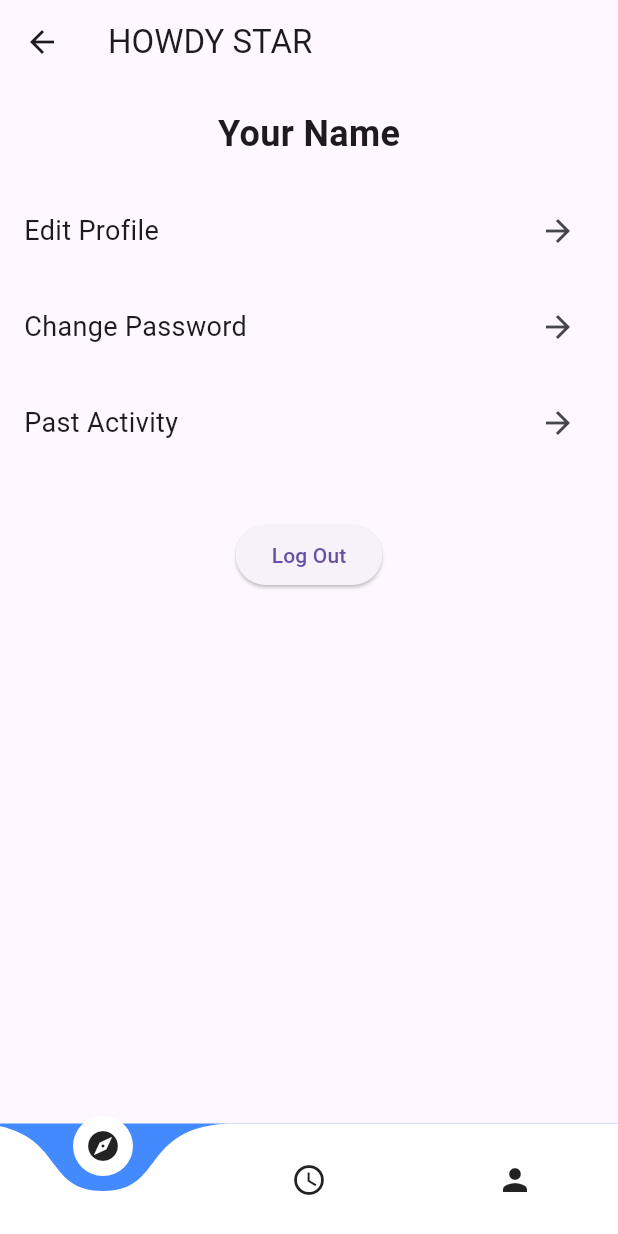
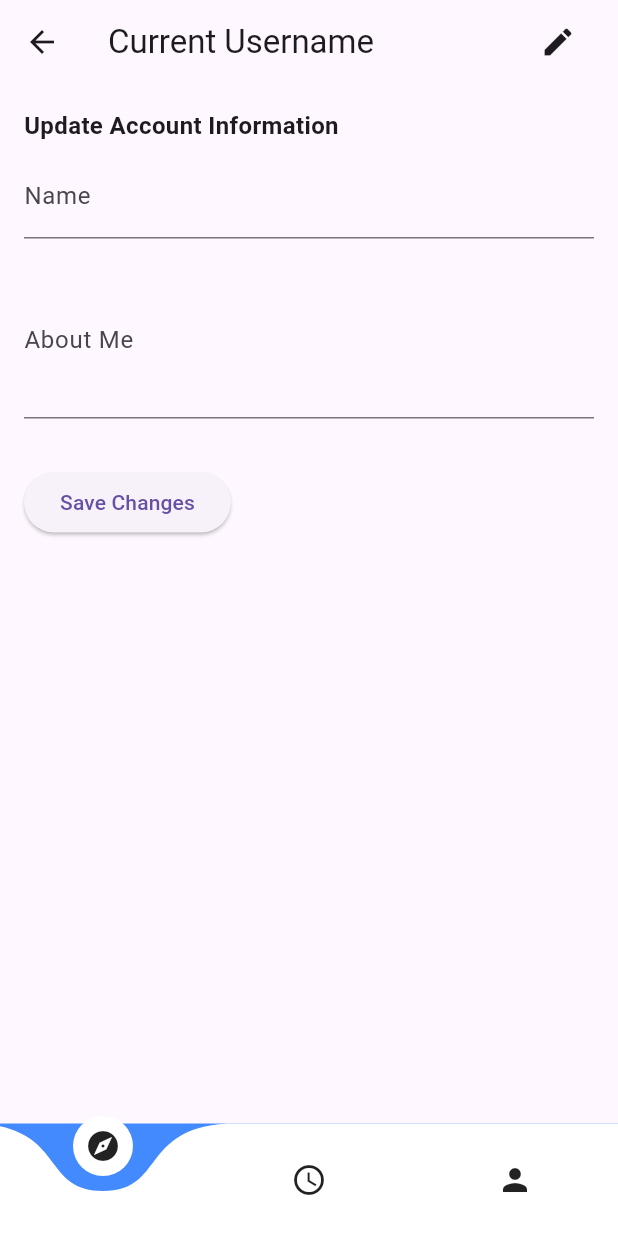
Before and after one commit to Ashisha10/StarServe, a Flutter app: the ProfilePage screen opened by its route, after a tap on the "arrow forward" icon, on a phone screen of 412 x 824 dp. Run offline on Flutter 3.47's test engine with Material 3 defaults, Android fonts, the phone set to English and light mode, and no system bars; drawn by our look-alikes of curved_navigation_bar; our stand-ins replace animated_background, animated_splash_screen, animated_text_kit, firebase_auth, firebase_core; accounts and stored records are empty.

Commit message:
Edit-Profile-Page-Added

```diff
--- a/star_serve/lib/main.dart
+++ b/star_serve/lib/main.dart
@@ -8,7 +8,7 @@ import 'package:flutter/material.dart';
 import 'package:star_serve/pages/register_page.dart';
 import 'package:star_serve/pages/splash_screen.dart';
 import 'package:star_serve/pages_o/ongoing_events.dart';
-
+import 'package:star_serve/pages/edit_profile.dart';
 // import 'package:star_serve/pages_o/ongoing_events.dart';
 import 'package:star_serve/pages_v/ongoing_events.dart';
 import 'package:star_serve/pages_v/explore_page.dart';
@@ -50,6 +50,7 @@ class StarServe extends StatelessWidget {
         ProfilePage.id: (context) => const ProfilePage(),
         Explore.id: (context) => const Explore(),
         OngoingEventsPage.id: (context) => const OngoingEventsPage(),
+        EditProfile.id: (context) => const EditProfile(),
       },
     );
   }
--- /dev/null
+++ b/star_serve/lib/pages/edit_profile.dart
@@ -0,0 +1,83 @@
+import 'package:flutter/material.dart';
+import 'package:curved_navigation_bar/curved_navigation_bar.dart';
+
+class EditProfile extends StatefulWidget {
+  const EditProfile({Key? key}) : super(key: key);
+  static const String id = "edit_profile";
+  @override
+  State<EditProfile> createState() => _EditProfileState();
+}
+
+class _EditProfileState extends State<EditProfile> {
+  @override
+  Widget build(BuildContext context) {
+    return Scaffold(
+      appBar: AppBar(
+        title: Row(
+          mainAxisAlignment: MainAxisAlignment.spaceBetween,
+          children: [
+            Text('Current Username'),
+            IconButton(
+              icon: Icon(Icons.edit),
+              onPressed: () {
+                // Handle edit button press
+              },
+            ),
+          ],
+        ),
+      ),
+      body: Padding(
+        padding: const EdgeInsets.all(16.0),
+        child: Column(
+          crossAxisAlignment: CrossAxisAlignment.start,
+          children: [
+            Text(
+              'Update Account Information',
+              style: TextStyle(
+                fontSize: 16.0,
+                fontWeight: FontWeight.bold,
+              ),
+            ),
+            SizedBox(height: 8.0),
+            // Name Box
+            TextField(
+              decoration: InputDecoration(
+                labelText: 'Name',
+                hintText: 'Enter your name',
+              ),
+            ),
+            SizedBox(height: 16.0),
+            // About Me Box
+            TextField(
+              maxLines: 3,
+              decoration: InputDecoration(
+                labelText: 'About Me',
+                hintText: 'Tell us about yourself',
+              ),
+            ),
+            SizedBox(height: 32.0),
+            // Save Changes Button
+            ElevatedButton(
+              onPressed: () {
+                // Handle save changes button press
+              },
+              child: Text('Save Changes'),
+            ),
+          ],
+        ),
+      ),
+      bottomNavigationBar: CurvedNavigationBar(
+        items: [
+          Icon(Icons.explore),
+          Icon(Icons.access_time_outlined),
+          Icon(Icons.person),
+        ],
+        onTap: (index) {
+          // Handle navigation based on the index
+          // For example, you can use a switch statement
+          // to navigate to different pages.
+        },
+      ),
+    );
+  }
+}
--- a/star_serve/lib/pages/profile_page.dart
+++ b/star_serve/lib/pages/profile_page.dart
@@ -1,5 +1,6 @@
 import 'package:curved_navigation_bar/curved_navigation_bar.dart';
 import 'package:flutter/material.dart';
+import 'package:star_serve/pages/edit_profile.dart';
 
 class ProfilePage extends StatefulWidget {
   const ProfilePage({Key? key}) : super(key: key);
@@ -36,6 +37,8 @@ class _ProfilePageState extends State<ProfilePage> {
               'Edit Profile',
                   () {
                 // Add functionality for Edit Profile
+                    Navigator.pushNamed(
+                      context, EditProfile.id);
               },
             ),
             buildFunctionalityRow(
```
